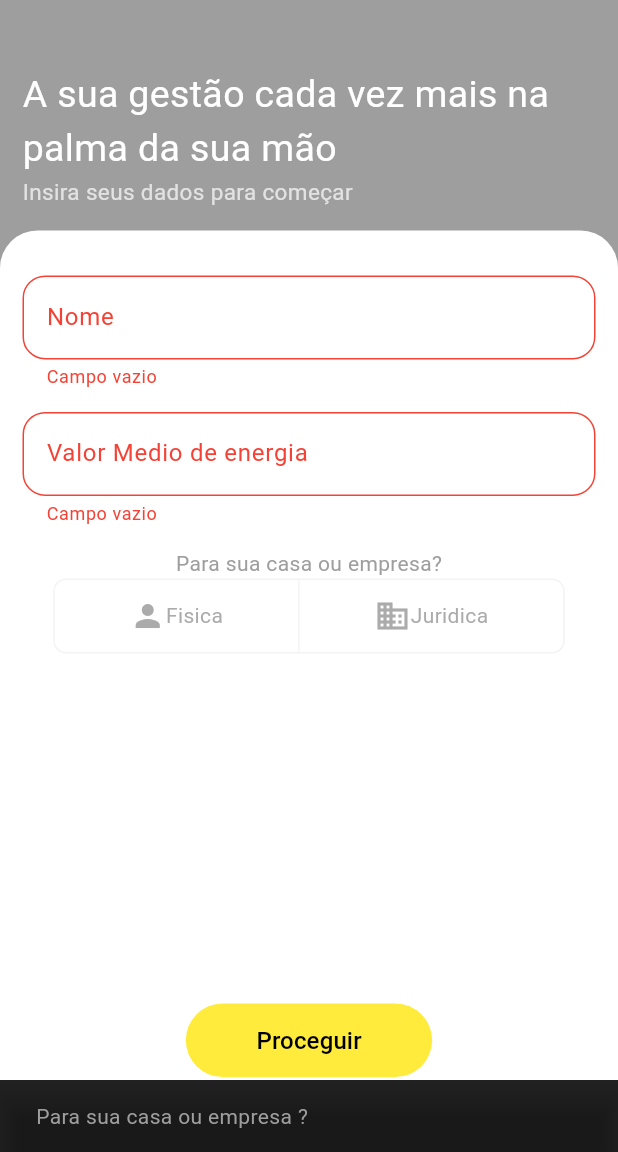
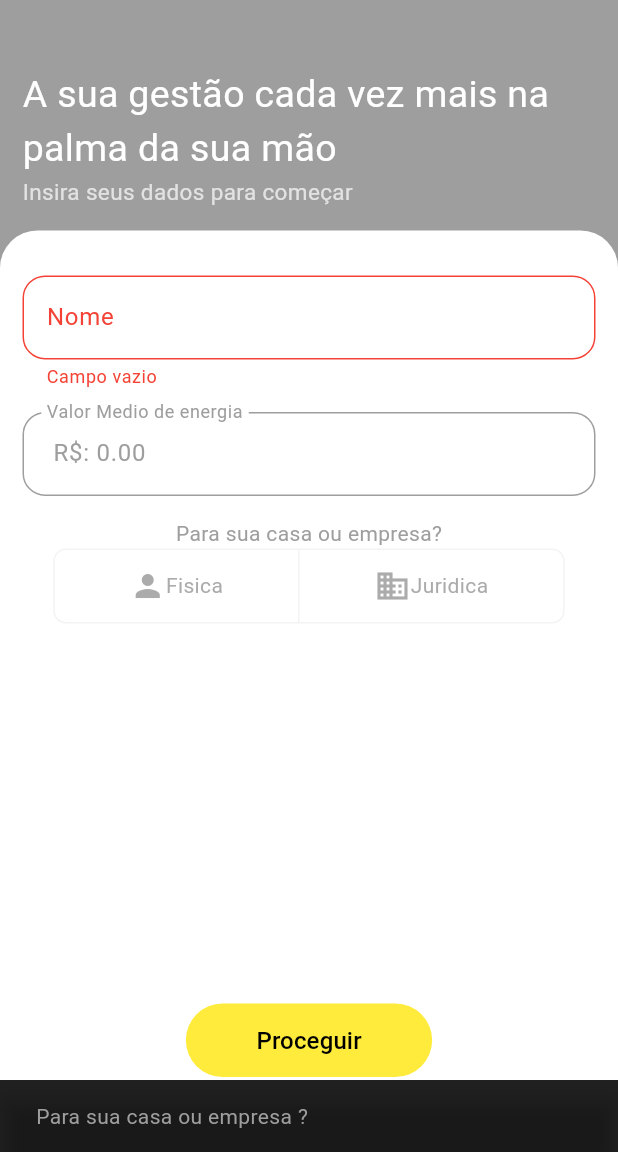
Before and after one commit to oliverMat/Cooperatives-Energy, a Flutter app: the screen it shows after launch, after a tap on "Proceguir", on a phone screen of 412 x 824 dp, the part 84-1236 px from its top. Run offline on Flutter 3.47's test engine with Material 3 defaults, Android fonts, the phone set to English and light mode, and no system bars; our stand-ins replace flutter_carousel_widget, flutter_masked_text2, flutter_svg; project files that could hold a hidden picture were left out.

Commit message:
fix(all): added correct formatation from money field

```diff
--- a/lib/controller/InfoController.dart
+++ b/lib/controller/InfoController.dart
@@ -16,12 +16,12 @@ class InfoController {
   }
 
   String textRegex(String text) =>
-      text.replaceAll("R\$\:", "").split(".").join("").trim();
+      text.replaceAll("R\$\:", "").split(",").join("").trim();
 
   bool verifyRange(String text) {
     var value = textRegex(text);
 
-    if (double.parse(value) >= 1000 && double.parse(value) <= 100000) {
+    if (double.parse(value) >= 1000.00 && double.parse(value) <= 100000.00) {
       return true;
     } else {
       return false;
--- a/lib/view/InfoScreen.dart
+++ b/lib/view/InfoScreen.dart
@@ -1,8 +1,7 @@
 import 'package:cooperatives_energy/model/Person.dart';
 import 'package:cooperatives_energy/widgets/WidgetsCustoms.dart';
-import 'package:currency_text_input_formatter/currency_text_input_formatter.dart';
 import 'package:flutter/material.dart';
-import 'package:flutter/services.dart';
+import 'package:flutter_masked_text2/flutter_masked_text2.dart';
 
 import '../controller/InfoController.dart';
 import 'OffersScreen.dart';
@@ -17,8 +16,10 @@ class InfoScreen extends StatefulWidget {
 class _InfoScreenState extends State<InfoScreen> {
   final _controller = InfoController();
 
-  final TextEditingController _controllerName = TextEditingController(),
-      _controllerMoney = TextEditingController();
+  final _controllerName = TextEditingController();
+
+  final _controllerMoney = MoneyMaskedTextController(
+      decimalSeparator: '.', thousandSeparator: ',', leftSymbol: ' R\$: ');
 
   @override
   void dispose() {
@@ -85,21 +86,12 @@ class _InfoScreenState extends State<InfoScreen> {
                         const EdgeInsets.only(left: 15, right: 15, top: 15),
                     child: TextField(
                       controller: _controllerMoney,
-                      decoration: InputDecoration(
-                          border: const OutlineInputBorder(
-                              borderRadius:
-                                  BorderRadius.all(Radius.circular(15))),
-                          labelText: 'Valor Medio de energia',
-                          hintText: r'R$: 1000',
-                          errorText:
-                              _controller.validateMoney ? "Campo vazio" : null),
-                      inputFormatters: <TextInputFormatter>[
-                        CurrencyTextInputFormatter(
-                          locale: 'pt-br',
-                          decimalDigits: 000000,
-                          symbol: r'R$:',
-                        ),
-                      ],
+                      decoration: const InputDecoration(
+                        border: OutlineInputBorder(
+                            borderRadius:
+                                BorderRadius.all(Radius.circular(15))),
+                        labelText: 'Valor Medio de energia',
+                      ),
                       keyboardType: TextInputType.number,
                     ),
                   ),
@@ -178,10 +170,11 @@ class _InfoScreenState extends State<InfoScreen> {
                               ),
                             );
                           } else {
-                            ScaffoldMessenger.of(context)
-                                .showSnackBar(const SnackBar(
-                                backgroundColor: Colors.black87,
-                                content: Text('Valor Medio deve ser entre R\$: 1000,00 e R\$: 100.000,00')));
+                            ScaffoldMessenger.of(context).showSnackBar(
+                                const SnackBar(
+                                    backgroundColor: Colors.black87,
+                                    content: Text(
+                                        'Valor Medio deve ser entre R\$: 1000,00 e R\$: 100.000,00')));
                           }
                         });
                       },
--- a/lib/widgets/WidgetsCustoms.dart
+++ b/lib/widgets/WidgetsCustoms.dart
@@ -1,7 +1,9 @@
 import 'package:flutter/material.dart';
+import 'package:flutter_masked_text2/flutter_masked_text2.dart';
 import 'package:flutter_svg/svg.dart';
 
 class WidgetsCustoms {
+
   AppBar appBar(BuildContext context, String text) {
     return AppBar(
       backgroundColor: Theme.of(context).backgroundColor,
--- a/pubspec.yaml
+++ b/pubspec.yaml
@@ -36,11 +36,13 @@ dependencies:
   # Use with the CupertinoIcons class for iOS style icons.
   cupertino_icons: ^1.0.2
 
-  currency_text_input_formatter: ^2.1.13
+  intl: ^0.19.0
 
   flutter_svg: ^2.0.9
 
   flutter_carousel_widget: ^2.2.0
+
+  flutter_masked_text2: ^0.9.1
 
 dev_dependencies:
   flutter_test:
```
Also changed, not shown: lib/controller/OffersController.dart (+4 -5 lines), lib/view/OffersScreen.dart (+10 -22 lines), pubspec.lock.
